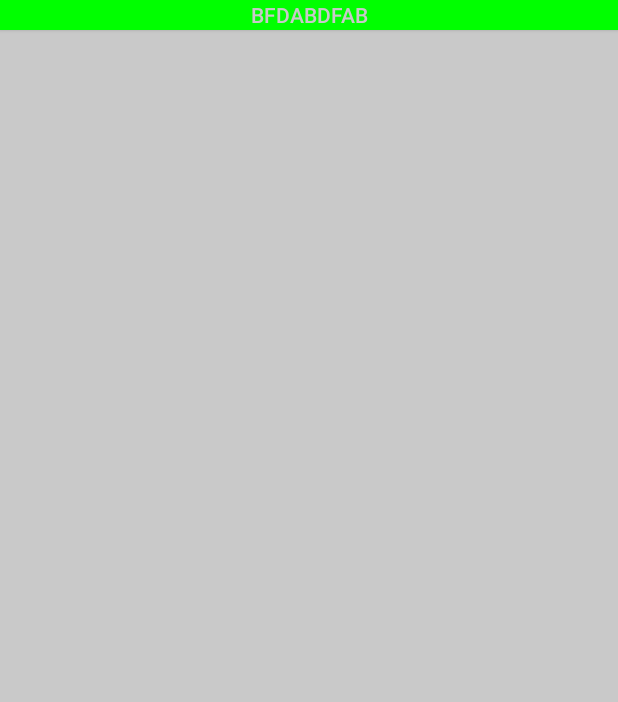
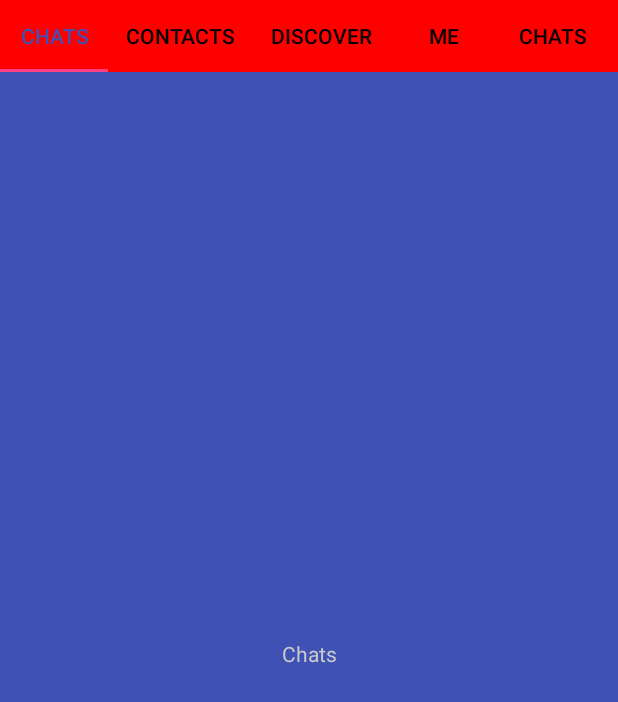
Before and after one commit to simondaixinglong/normalstudy, an Android app: the screen it shows after launch (LayoutParamsAct before the commit, TabLayoutAndViewPager after it), on a phone screen of 412 x 824 dp. Shown: the top 702 px of the screen. Run offline under Robolectric (Android 15) with nearby library versions, the phone set to English and light mode, and no system bars; libraries missing offline, so code that uses them is left out: org.litepal; 1 statement that could not run was skipped.

```diff
--- a/app/src/main/AndroidManifest.xml
+++ b/app/src/main/AndroidManifest.xml
@@ -3,6 +3,8 @@
     package="com.simon.study">
 
     <uses-permission android:name="android.permission.INTERNET" />
+    <uses-permission android:name="android.permission.READ_EXTERNAL_STORAGE"/>
+    <uses-permission android:name="android.permission.WRITE_EXTERNAL_STORAGE"/>
 
     <application
         android:name=".base.BaseApplication"
@@ -17,7 +19,8 @@
         <!--<activity android:name=".webview.WebViewAct">-->
         <!--<activity android:name=".view.wordmagnifier.MainActivity">-->
         <!--<activity android:name=".view.word_magnifier.MainActivity">-->
-        <activity android:name=".layoutparams.LayoutParamsAct">
+        <!--<activity android:name=".layoutparams.LayoutParamsAct">-->
+        <activity android:name=".ui.TabLayoutAndViewPager">
             <intent-filter>
                 <action android:name="android.intent.action.MAIN" />
 
--- /dev/null
+++ b/app/src/main/java/com/simon/study/ui/TabLayoutAndViewPager.java
@@ -0,0 +1,77 @@
+package com.simon.study.ui;
+
+import android.os.Bundle;
+import android.support.annotation.NonNull;
+import android.support.annotation.Nullable;
+import android.support.design.widget.TabLayout;
+import android.support.v4.view.PagerAdapter;
+import android.support.v4.view.ViewPager;
+import android.support.v7.app.AppCompatActivity;
+import android.view.Gravity;
+import android.view.View;
+import android.view.ViewGroup;
+import android.widget.LinearLayout;
+import android.widget.TextView;
+
+import com.simon.study.R;
+
+/**
+ * @author simon
+ * @description:
+ * @date 2018/8/6
+ * @since 1.0
+ */
+public class TabLayoutAndViewPager extends AppCompatActivity {
+
+    private String[] titleArray = {"Chats", "Contacts", "Discover", "Me", "Chats", "Contacts", "Discover", "Me"};
+    private TabLayout tabLayout;
+    private ViewPager viewPager;
+
+    @Override
+    protected void onCreate(@Nullable Bundle savedInstanceState) {
+        super.onCreate(savedInstanceState);
+        setContentView(R.layout.act_tablayout_viewpager);
+
+        tabLayout = findViewById(R.id.tl);
+        viewPager = findViewById(R.id.vp);
+
+        TabAdapter tabAdapter = new TabAdapter();
+        viewPager.setAdapter(tabAdapter);
+        tabLayout.setupWithViewPager(viewPager);
+    }
+
+
+    public class TabAdapter extends PagerAdapter {
+
+        @Override
+        public int getCount() {
+            return titleArray.length;
+        }
+
+        @Override
+        public boolean isViewFromObject(@NonNull View view, @NonNull Object object) {
+            return view == object;
+        }
+
+        @NonNull
+        @Override
+        public Object instantiateItem(@NonNull ViewGroup container, int position) {
+            TextView textView = new TextView(TabLayoutAndViewPager.this);
+            textView.setText(titleArray[position]);
+            textView.setGravity(Gravity.CENTER);
+            container.addView(textView, new LinearLayout.LayoutParams(ViewPager.LayoutParams.MATCH_PARENT, ViewPager.LayoutParams.MATCH_PARENT));
+            return textView;
+        }
+
+        @Override
+        public void destroyItem(@NonNull ViewGroup container, int position, @NonNull Object object) {
+            container.removeView((View) object);
+        }
+
+        @Nullable
+        @Override
+        public CharSequence getPageTitle(int position) {
+            return titleArray[position];
+        }
+    }
+}
--- /dev/null
+++ b/app/src/main/res/layout/act_tablayout_viewpager.xml
@@ -0,0 +1,26 @@
+<?xml version="1.0" encoding="utf-8"?>
+<LinearLayout xmlns:android="http://schemas.android.com/apk/res/android"
+    xmlns:app="http://schemas.android.com/apk/res-auto"
+    android:layout_width="match_parent"
+    android:layout_height="match_parent"
+    android:background="@color/colorPrimary"
+    android:orientation="vertical">
+
+    <android.support.design.widget.TabLayout
+        android:id="@+id/tl"
+        android:layout_width="match_parent"
+        android:layout_height="wrap_content"
+        app:tabBackground="@color/color_FF0000"
+        app:tabGravity="fill"
+        app:tabIndicatorColor="@color/colorAccent"
+        app:tabMode="scrollable"
+        app:tabSelectedTextColor="@color/colorPrimary"
+        app:tabTextColor="@color/color_000000" />
+
+    <android.support.v4.view.ViewPager
+        android:id="@+id/vp"
+        android:layout_width="match_parent"
+        android:layout_height="0dp"
+        android:layout_weight="1" />
+
+</LinearLayout>
--- a/app/src/main/res/values/colors.xml
+++ b/app/src/main/res/values/colors.xml
@@ -5,4 +5,6 @@
     <color name="colorAccent">#FF4081</color>
 
     <color name="color_C9C9C9">#C9C9C9</color>
+    <color name="color_000000">#000000</color>
+    <color name="color_FF0000">#FF0000</color>
 </resources>
```
Also changed, not shown: app/src/main/java/com/simon/study/utils/FileUtil.java (added, +72 -0 lines), 2 other files.
